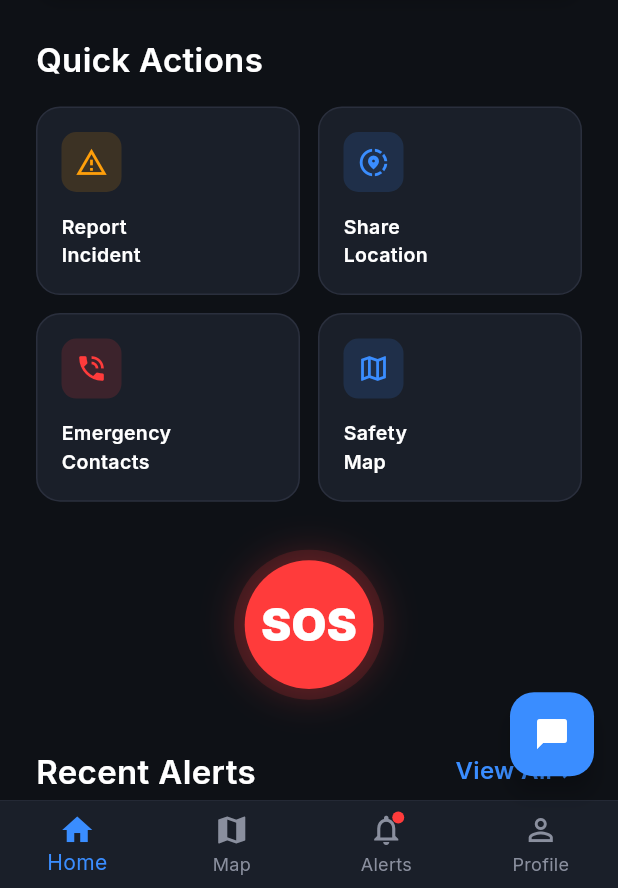
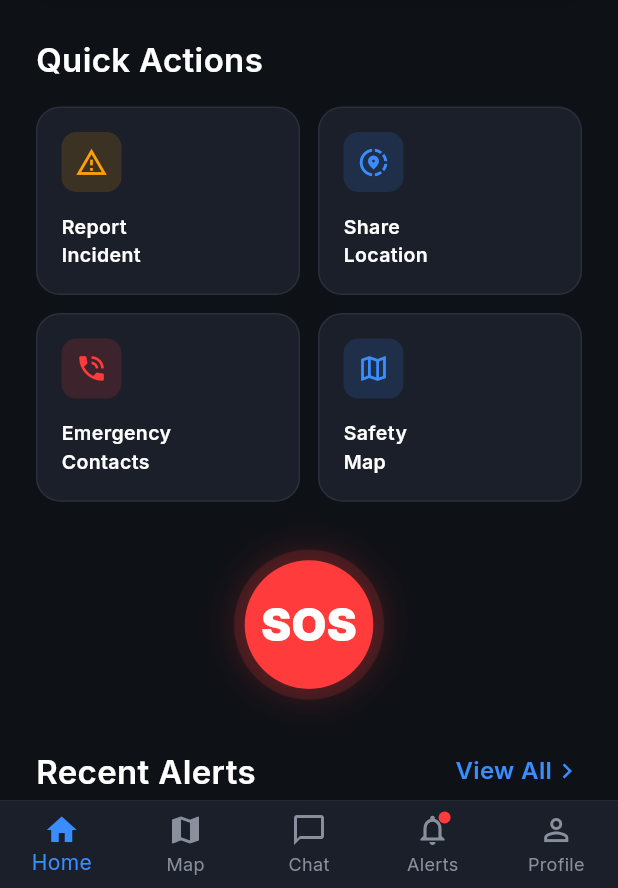
Before and after one commit to lakshmerani777/Tourist_Safety_App_SIH_Pinnacle, a Flutter app: the HomeDashboardScreen screen opened by its route, on a phone screen of 412 x 824 dp, the part 348-1236 px from its top. Run offline on Flutter 3.47's test engine with Material 3 defaults, Android fonts, the phone set to English and light mode, and no system bars; our stand-ins replace country_picker, flutter_riverpod, flutter_secure_storage, go_router, google_fonts, google_maps_flutter and 3 more; accounts and stored records are empty; network calls fail.

Commit message:
Update chat icon to bottom navigation menu and sync dependencies

```diff
--- a/lib/screens/home_dashboard_screen.dart
+++ b/lib/screens/home_dashboard_screen.dart
@@ -68,12 +68,6 @@ class _HomeDashboardScreenState extends ConsumerState<HomeDashboardScreen>
         child: _buildBody(),
       ),
       bottomNavigationBar: _buildBottomNav(),
-      floatingActionButton: FloatingActionButton(
-        onPressed: _openChatbot,
-        backgroundColor: AppColors.accentBlue,
-        child: const Icon(Icons.chat_bubble_rounded, color: Colors.white),
-      ),
-      floatingActionButtonLocation: FloatingActionButtonLocation.endFloat,
     );
   }
 
@@ -404,8 +398,10 @@ class _HomeDashboardScreenState extends ConsumerState<HomeDashboardScreen>
           if (index == 1) {
             context.push('/map');
           } else if (index == 2) {
+            _openChatbot();
+          } else if (index == 3) {
             context.push('/alerts');
-          } else if (index == 3) {
+          } else if (index == 4) {
             context.push('/profile');
           } else {
             setState(() => _selectedIndex = index);
@@ -419,6 +415,7 @@ class _HomeDashboardScreenState extends ConsumerState<HomeDashboardScreen>
         items: const [
           BottomNavigationBarItem(icon: Icon(Icons.home), label: 'Home'),
           BottomNavigationBarItem(icon: Icon(Icons.map), label: 'Map'),
+          BottomNavigationBarItem(icon: Icon(Icons.chat_bubble_outline), activeIcon: Icon(Icons.chat_bubble_rounded), label: 'Chat'),
           BottomNavigationBarItem(
             icon: Badge(
               backgroundColor: AppColors.alertRed,
```
Also changed, not shown: pubspec.lock, 1 other file.
